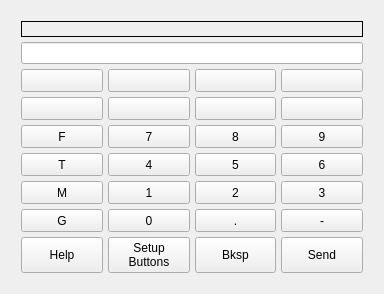
The window that qtpyvcp/widgets/utility_widgets/mdi_helper/mdi_helper.ui (kcjengr/qtpyvcp) describes before a commit, drawn with Qt 5.
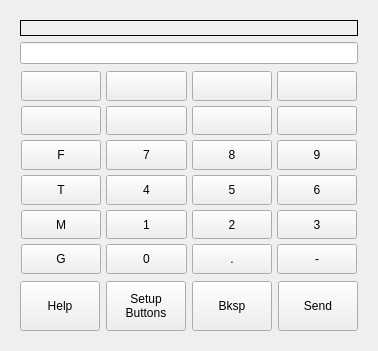
The same window after the commit. The open tabs and pages were chosen to show the change. Custom widgets are drawn as their Qt base class.

Commit message: use the stroll bars to sroll

What changed in the file:
```diff
--- a/qtpyvcp/widgets/utility_widgets/mdi_helper/mdi_helper.ui
+++ b/qtpyvcp/widgets/utility_widgets/mdi_helper/mdi_helper.ui
@@ -6,8 +6,8 @@
    <rect>
     <x>0</x>
     <y>0</y>
-    <width>380</width>
-    <height>294</height>
+    <width>376</width>
+    <height>351</height>
    </rect>
   </property>
   <property name="windowTitle">
@@ -17,10 +17,26 @@
    <item>
     <widget class="QStackedWidget" name="mdiStack">
      <property name="currentIndex">
-      <number>0</number>
+      <number>2</number>
      </property>
      <widget class="QWidget" name="mdiPage_1">
       <layout class="QVBoxLayout" name="verticalLayout_20">
+       <item>
+        <widget class="QLabel" name="gcodeDescription">
+         <property name="frameShape">
+          <enum>QFrame::Box</enum>
+         </property>
+         <property name="text">
+          <string/>
+         </property>
+         <property name="alignment">
+          <set>Qt::AlignCenter</set>
+         </property>
+        </widget>
+       </item>
+       <item>
+        <widget class="MDIEntry" name="mdiEntry"/>
+       </item>
        <item>
         <widget class="VCPWidget" name="mdiWidget">
          <property name="rules" stdset="0">
@@ -42,8 +58,8 @@
           <property name="spacing">
            <number>5</number>
           </property>
-          <item row="8" column="2">
-           <widget class="QPushButton" name="mdiSetLabelsBtn">
+          <item row="3" column="2">
+           <widget class="QPushButton" name="gcodeParameter_2">
             <property name="sizePolicy">
              <sizepolicy hsizetype="Minimum" vsizetype="Expanding">
               <horstretch>0</horstretch>
@@ -51,13 +67,15 @@
              </sizepolicy>
             </property>
             <property name="text">
-             <string>Setup
-Buttons</string>
+             <string/>
             </property>
+            <attribute name="buttonGroup">
+             <string notr="true">mdiKeypad</string>
+            </attribute>
            </widget>
           </item>
-          <item row="8" column="4">
-           <widget class="QPushButton" name="mdiSendBtn">
+          <item row="6" column="4">
+           <widget class="QPushButton" name="key_6">
             <property name="sizePolicy">
              <sizepolicy hsizetype="Minimum" vsizetype="Expanding">
               <horstretch>0</horstretch>
@@ -65,12 +83,15 @@
              </sizepolicy>
             </property>
             <property name="text">
-             <string>Send</string>
+             <string>6</string>
             </property>
+            <attribute name="buttonGroup">
+             <string notr="true">mdiKeypad</string>
+            </attribute>
            </widget>
           </item>
           <item row="4" column="3">
-           <widget class="QPushButton" name="key_8">
+           <widget class="QPushButton" name="gcodeParameter_7">
             <property name="sizePolicy">
              <sizepolicy hsizetype="Minimum" vsizetype="Expanding">
               <horstretch>0</horstretch>
@@ -78,31 +99,15 @@
              </sizepolicy>
             </property>
             <property name="text">
-             <string>8</string>
+             <string/>
             </property>
             <attribute name="buttonGroup">
              <string notr="true">mdiKeypad</string>
             </attribute>
            </widget>
           </item>
-          <item row="5" column="3">
-           <widget class="QPushButton" name="key_5">
-            <property name="sizePolicy">
-             <sizepolicy hsizetype="Minimum" vsizetype="Expanding">
-              <horstretch>0</horstretch>
-              <verstretch>0</verstretch>
-             </sizepolicy>
-            </property>
-            <property name="text">
-             <string>5</string>
-            </property>
-            <attribute name="buttonGroup">
-             <string notr="true">mdiKeypad</string>
-            </attribute>
-           </widget>
-          </item>
-          <item row="2" column="4">
-           <widget class="QPushButton" name="gcodeParameter_4">
+          <item row="4" column="2">
+           <widget class="QPushButton" name="gcodeParameter_6">
             <property name="sizePolicy">
              <sizepolicy hsizetype="Minimum" vsizetype="Expanding">
               <horstretch>0</horstretch>
@@ -118,70 +123,6 @@
            </widget>
           </item>
           <item row="7" column="4">
-           <widget class="QPushButton" name="key_minus">
-            <property name="sizePolicy">
-             <sizepolicy hsizetype="Minimum" vsizetype="Expanding">
-              <horstretch>0</horstretch>
-              <verstretch>0</verstretch>
-             </sizepolicy>
-            </property>
-            <property name="text">
-             <string>-</string>
-            </property>
-            <attribute name="buttonGroup">
-             <string notr="true">mdiKeypad</string>
-            </attribute>
-           </widget>
-          </item>
-          <item row="2" column="1">
-           <widget class="QPushButton" name="gcodeParameter_1">
-            <property name="sizePolicy">
-             <sizepolicy hsizetype="Minimum" vsizetype="Expanding">
-              <horstretch>0</horstretch>
-              <verstretch>0</verstretch>
-             </sizepolicy>
-            </property>
-            <property name="text">
-             <string/>
-            </property>
-            <attribute name="buttonGroup">
-             <string notr="true">mdiKeypad</string>
-            </attribute>
-           </widget>
-          </item>
-          <item row="2" column="3">
-           <widget class="QPushButton" name="gcodeParameter_3">
-            <property name="sizePolicy">
-             <sizepolicy hsizetype="Minimum" vsizetype="Expanding">
-              <horstretch>0</horstretch>
-              <verstretch>0</verstretch>
-             </sizepolicy>
-            </property>
-            <property name="text">
-             <string/>
-            </property>
-            <attribute name="buttonGroup">
-             <string notr="true">mdiKeypad</string>
-            </attribute>
-           </widget>
-          </item>
-          <item row="6" column="3">
-           <widget class="QPushButton" name="key_2">
-            <property name="sizePolicy">
-             <sizepolicy hsizetype="Minimum" vsizetype="Expanding">
-              <horstretch>0</horstretch>
-              <verstretch>0</verstretch>
-             </sizepolicy>
-            </property>
-            <property name="text">
-             <string>2</string>
-            </property>
-            <attribute name="buttonGroup">
-             <string notr="true">mdiKeypad</string>
-            </attribute>
-           </widget>
-          </item>
-          <item row="6" column="4">
            <widget class="QPushButton" name="key_3">
             <property name="sizePolicy">
              <sizepolicy hsizetype="Minimum" vsizetype="Expanding">
@@ -198,121 +139,6 @@
            </widget>
           </item>
           <item row="7" column="1">
-           <widget class="QPushButton" name="key_G">
-            <property name="sizePolicy">
-             <sizepolicy hsizetype="Minimum" vsizetype="Expanding">
-              <horstretch>0</horstretch>
-              <verstretch>0</verstretch>
-             </sizepolicy>
-            </property>
-            <property name="text">
-             <string>G</string>
-            </property>
-            <attribute name="buttonGroup">
-             <string notr="true">mdiKeypad</string>
-            </attribute>
-           </widget>
-          </item>
-          <item row="1" column="1" colspan="4">
-           <widget class="MDIEntry" name="mdiEntry"/>
-          </item>
-          <item row="4" column="1">
-           <widget class="QPushButton" name="key_F">
-            <property name="sizePolicy">
-             <sizepolicy hsizetype="Minimum" vsizetype="Expanding">
-              <horstretch>0</horstretch>
-              <verstretch>0</verstretch>
-             </sizepolicy>
-            </property>
-            <property name="text">
-             <string>F</string>
-            </property>
-            <attribute name="buttonGroup">
-             <string notr="true">mdiKeypad</string>
-            </attribute>
-           </widget>
-          </item>
-          <item row="2" column="2">
-           <widget class="QPushButton" name="gcodeParameter_2">
-            <property name="sizePolicy">
-             <sizepolicy hsizetype="Minimum" vsizetype="Expanding">
-              <horstretch>0</horstretch>
-              <verstretch>0</verstretch>
-             </sizepolicy>
-            </property>
-            <property name="text">
-             <string/>
-            </property>
-            <attribute name="buttonGroup">
-             <string notr="true">mdiKeypad</string>
-            </attribute>
-           </widget>
-          </item>
-          <item row="3" column="2">
-           <widget class="QPushButton" name="gcodeParameter_6">
-            <property name="sizePolicy">
-             <sizepolicy hsizetype="Minimum" vsizetype="Expanding">
-              <horstretch>0</horstretch>
-              <verstretch>0</verstretch>
-             </sizepolicy>
-            </property>
-            <property name="text">
-             <string/>
-            </property>
-            <attribute name="buttonGroup">
-             <string notr="true">mdiKeypad</string>
-            </attribute>
-           </widget>
-          </item>
-          <item row="4" column="4">
-           <widget class="QPushButton" name="key_9">
-            <property name="sizePolicy">
-             <sizepolicy hsizetype="Minimum" vsizetype="Expanding">
-              <horstretch>0</horstretch>
-              <verstretch>0</verstretch>
-             </sizepolicy>
-            </property>
-            <property name="text">
-             <string>9</string>
-            </property>
-            <attribute name="buttonGroup">
-             <string notr="true">mdiKeypad</string>
-            </attribute>
-           </widget>
-          </item>
-          <item row="5" column="1">
-           <widget class="QPushButton" name="key_T">
-            <property name="sizePolicy">
-             <sizepolicy hsizetype="Minimum" vsizetype="Expanding">
-              <horstretch>0</horstretch>
-              <verstretch>0</verstretch>
-             </sizepolicy>
-            </property>
-            <property name="text">
-             <string>T</string>
-            </property>
-            <attribute name="buttonGroup">
-             <string notr="true">mdiKeypad</string>
-            </attribute>
-           </widget>
-          </item>
-          <item row="5" column="4">
-           <widget class="QPushButton" name="key_6">
-            <property name="sizePolicy">
-             <sizepolicy hsizetype="Minimum" vsizetype="Expanding">
-              <horstretch>0</horstretch>
-              <verstretch>0</verstretch>
-             </sizepolicy>
-            </property>
-            <property name="text">
-             <string>6</string>
-            </property>
-            <attribute name="buttonGroup">
-             <string notr="true">mdiKeypad</string>
-            </attribute>
-           </widget>
-          </item>
-          <item row="6" column="1">
            <widget class="QPushButton" name="key_M">
             <property name="sizePolicy">
              <sizepolicy hsizetype="Minimum" vsizetype="Expanding">
@@ -328,7 +154,71 @@
             </attribute>
            </widget>
           </item>
-          <item row="6" column="2">
+          <item row="3" column="1">
+           <widget class="QPushButton" name="gcodeParameter_1">
+            <property name="sizePolicy">
+             <sizepolicy hsizetype="Minimum" vsizetype="Expanding">
+              <horstretch>0</horstretch>
+              <verstretch>0</verstretch>
+             </sizepolicy>
+            </property>
+            <property name="text">
+             <string/>
+            </property>
+            <attribute name="buttonGroup">
+             <string notr="true">mdiKeypad</string>
+            </attribute>
+           </widget>
+          </item>
+          <item row="7" column="3">
+           <widget class="QPushButton" name="key_2">
+            <property name="sizePolicy">
+             <sizepolicy hsizetype="Minimum" vsizetype="Expanding">
+              <horstretch>0</horstretch>
+              <verstretch>0</verstretch>
+             </sizepolicy>
+            </property>
+            <property name="text">
+             <string>2</string>
+            </property>
+            <attribute name="buttonGroup">
+             <string notr="true">mdiKeypad</string>
+            </attribute>
+           </widget>
+          </item>
+          <item row="5" column="3">
+           <widget class="QPushButton" name="key_8">
+            <property name="sizePolicy">
+             <sizepolicy hsizetype="Minimum" vsizetype="Expanding">
+              <horstretch>0</horstretch>
+              <verstretch>0</verstretch>
+             </sizepolicy>
+            </property>
+            <property name="text">
+             <string>8</string>
+            </property>
+            <attribute name="buttonGroup">
+             <string notr="true">mdiKeypad</string>
+            </attribute>
+           </widget>
+          </item>
+          <item row="6" column="1">
+           <widget class="QPushButton" name="key_T">
+            <property name="sizePolicy">
+             <sizepolicy hsizetype="Minimum" vsizetype="Expanding">
+              <horstretch>0</horstretch>
+              <verstretch>0</verstretch>
+             </sizepolicy>
+            </property>
+            <property name="text">
+             <string>T</string>
+            </property>
+            <attribute name="buttonGroup">
+             <string notr="true">mdiKeypad</string>
+            </attribute>
+           </widget>
+          </item>
+          <item row="7" column="2">
            <widget class="QPushButton" name="key_1">
             <property name="sizePolicy">
              <sizepolicy hsizetype="Minimum" vsizetype="Expanding">
@@ -344,7 +234,7 @@
             </attribute>
            </widget>
           </item>
-          <item row="4" column="2">
+          <item row="5" column="2">
            <widget class="QPushButton" name="key_7">
             <property name="sizePolicy">
              <sizepolicy hsizetype="Minimum" vsizetype="Expanding">
@@ -360,8 +250,56 @@
             </attribute>
            </widget>
           </item>
+          <item row="8" column="4">
+           <widget class="QPushButton" name="key_minus">
+            <property name="sizePolicy">
+             <sizepolicy hsizetype="Minimum" vsizetype="Expanding">
+              <horstretch>0</horstretch>
+              <verstretch>0</verstretch>
+             </sizepolicy>
+            </property>
+            <property name="text">
+             <string>-</string>
+            </property>
+            <attribute name="buttonGroup">
+             <string notr="true">mdiKeypad</string>
+            </attribute>
+           </widget>
+          </item>
+          <item row="3" column="3">
+           <widget class="QPushButton" name="gcodeParameter_3">
+            <property name="sizePolicy">
+             <sizepolicy hsizetype="Minimum" vsizetype="Expanding">
+              <horstretch>0</horstretch>
+              <verstretch>0</verstretch>
+             </sizepolicy>
+            </property>
+            <property name="text">
+             <string/>
+            </property>
+            <attribute name="buttonGroup">
+             <string notr="true">mdiKeypad</string>
+            </attribute>
+           </widget>
+          </item>
+          <item row="8" column="2">
+           <widget class="QPushButton" name="key_0">
+            <property name="sizePolicy">
+             <sizepolicy hsizetype="Minimum" vsizetype="Expanding">
+              <horstretch>0</horstretch>
+              <verstretch>0</verstretch>
+             </sizepolicy>
+            </property>
+            <property name="text">
+             <string>0</string>
+            </property>
+            <attribute name="buttonGroup">
+             <string notr="true">mdiKeypad</string>
+            </attribute>
+           </widget>
+          </item>
           <item row="3" column="4">
-           <widget class="QPushButton" name="gcodeParameter_8">
+           <widget class="QPushButton" name="gcodeParameter_4">
             <property name="sizePolicy">
              <sizepolicy hsizetype="Minimum" vsizetype="Expanding">
               <horstretch>0</horstretch>
@@ -376,8 +314,8 @@
             </attribute>
            </widget>
           </item>
-          <item row="3" column="1">
-           <widget class="QPushButton" name="gcodeParameter_5">
+          <item row="6" column="3">
+           <widget class="QPushButton" name="key_5">
             <property name="sizePolicy">
              <sizepolicy hsizetype="Minimum" vsizetype="Expanding">
               <horstretch>0</horstretch>
@@ -385,14 +323,14 @@
              </sizepolicy>
             </property>
             <property name="text">
-             <string/>
+             <string>5</string>
             </property>
             <attribute name="buttonGroup">
              <string notr="true">mdiKeypad</string>
             </attribute>
            </widget>
           </item>
-          <item row="5" column="2">
+          <item row="6" column="2">
            <widget class="QPushButton" name="key_4">
             <property name="sizePolicy">
              <sizepolicy hsizetype="Minimum" vsizetype="Expanding">
@@ -408,8 +346,8 @@
             </attribute>
            </widget>
           </item>
-          <item row="7" column="2">
-           <widget class="QPushButton" name="key_0">
+          <item row="4" column="4">
+           <widget class="QPushButton" name="gcodeParameter_8">
             <property name="sizePolicy">
              <sizepolicy hsizetype="Minimum" vsizetype="Expanding">
               <horstretch>0</horstretch>
@@ -417,14 +355,30 @@
              </sizepolicy>
             </property>
             <property name="text">
-             <string>0</string>
+             <string/>
             </property>
             <attribute name="buttonGroup">
              <string notr="true">mdiKeypad</string>
             </attribute>
            </widget>
           </item>
-          <item row="7" column="3">
+          <item row="5" column="4">
+           <widget class="QPushButton" name="key_9">
+            <property name="sizePolicy">
+             <sizepolicy hsizetype="Minimum" vsizetype="Expanding">
+              <horstretch>0</horstretch>
+              <verstretch>0</verstretch>
+             </sizepolicy>
+            </property>
+            <property name="text">
+             <string>9</string>
+            </property>
+            <attribute name="buttonGroup">
+             <string notr="true">mdiKeypad</string>
+            </attribute>
+           </widget>
+          </item>
+          <item row="8" column="3">
            <widget class="QPushButton" name="key_dot">
             <property name="sizePolicy">
              <sizepolicy hsizetype="Minimum" vsizetype="Expanding">
@@ -440,53 +394,8 @@
             </attribute>
            </widget>
           </item>
-          <item row="3" column="3">
-           <widget class="QPushButton" name="gcodeParameter_7">
-            <property name="sizePolicy">
-             <sizepolicy hsizetype="Minimum" vsizetype="Expanding">
-              <horstretch>0</horstretch>
-              <verstretch>0</verstretch>
-             </sizepolicy>
-            </property>
-            <property name="text">
-             <string/>
-            </property>
-            <attribute name="buttonGroup">
-             <string notr="true">mdiKeypad</string>
-            </attribute>
-           </widget>
-          </item>
-          <item row="0" column="1" colspan="4">
-           <widget class="QLabel" name="gcodeDescription">
-            <property name="frameShape">
-             <enum>QFrame::Box</enum>
-            </property>
-            <property name="text">
-             <string/>
-            </property>
-            <property name="alignment">
-             <set>Qt::AlignCenter</set>
-            </property>
-           </widget>
-          </item>
-          <item row="8" column="3">
-           <widget class="QPushButton" name="mdiBackspace">
-            <property name="sizePolicy">
-             <sizepolicy hsizetype="Minimum" vsizetype="Expanding">
-              <horstretch>0</horstretch>
-              <verstretch>0</verstretch>
-             </sizepolicy>
-            </property>
-            <property name="text">
-             <string>Bksp</string>
-            </property>
-            <property name="page" stdset="0">
-             <number>2</number>
-            </property>
-           </widget>
-          </item>
           <item row="8" column="1">
-           <widget class="QPushButton" name="mdiHelpBtn">
+           <widget class="QPushButton" name="key_G">
             <property name="sizePolicy">
              <sizepolicy hsizetype="Minimum" vsizetype="Expanding">
               <horstretch>0</horstretch>
@@ -494,49 +403,143 @@
              </sizepolicy>
             </property>
             <property name="text">
-             <string>Help</string>
+             <string>G</string>
             </property>
-            <property name="page" stdset="0">
-             <number>1</number>
+            <attribute name="buttonGroup">
+             <string notr="true">mdiKeypad</string>
+            </attribute>
+           </widget>
+          </item>
+          <item row="5" column="1">
+           <widget class="QPushButton" name="key_F">
+            <property name="sizePolicy">
+             <sizepolicy hsizetype="Minimum" vsizetype="Expanding">
+              <horstretch>0</horstretch>
+              <verstretch>0</verstretch>
+             </sizepolicy>
             </property>
+            <property name="text">
+             <string>F</string>
+            </property>
+            <attribute name="buttonGroup">
+             <string notr="true">mdiKeypad</string>
+            </attribute>
+           </widget>
+          </item>
+          <item row="4" column="1">
+           <widget class="QPushButton" name="gcodeParameter_5">
+            <property name="sizePolicy">
+             <sizepolicy hsizetype="Minimum" vsizetype="Expanding">
+              <horstretch>0</horstretch>
+              <verstretch>0</verstretch>
+             </sizepolicy>
+            </property>
+            <property name="text">
+             <string/>
+            </property>
+            <attribute name="buttonGroup">
+             <string notr="true">mdiKeypad</string>
+            </attribute>
            </widget>
           </item>
          </layout>
         </widget>
        </item>
+       <item>
+        <layout class="QHBoxLayout" name="horizontalLayout">
+         <item>
+          <widget class="QPushButton" name="mdiHelpBtn">
+           <property name="sizePolicy">
+            <sizepolicy hsizetype="Minimum" vsizetype="Fixed">
+             <horstretch>0</horstretch>
+             <verstretch>0</verstretch>
+            </sizepolicy>
+           </property>
+           <property name="minimumSize">
+            <size>
+             <width>0</width>
+             <height>50</height>
+            </size>
+           </property>
+           <property name="text">
+            <string>Help</string>
+           </property>
+           <property name="page" stdset="0">
+            <number>1</number>
+           </property>
+           <attribute name="buttonGroup">
+            <string notr="true">mdiNavBtns</string>
+           </attribute>
+          </widget>
+         </item>
+         <item>
+          <widget class="QPushButton" name="mdiSetLabelsBtn">
+           <property name="sizePolicy">
+            <sizepolicy hsizetype="Minimum" vsizetype="Fixed">
+             <horstretch>0</horstretch>
+             <verstretch>0</verstretch>
+            </sizepolicy>
+           </property>
+           <property name="minimumSize">
+            <size>
+             <width>0</width>
+             <height>50</height>
+            </size>
+           </property>
+           <property name="text">
+            <string>Setup
+Buttons</string>
+           </property>
+          </widget>
+         </item>
+         <item>
+          <widget class="QPushButton" name="mdiBackspace">
+           <property name="sizePolicy">
+            <sizepolicy hsizetype="Minimum" vsizetype="Fixed">
+             <horstretch>0</horstretch>
+             <verstretch>0</verstretch>
+            </sizepolicy>
+           </property>
+           <property name="minimumSize">
+            <size>
+             <width>0</width>
+             <height>50</height>
+            </size>
+           </property>
+           <property name="text">
+            <string>Bksp</string>
+           </property>
+           <property name="page" stdset="0">
+            <number>2</number>
+           </property>
+          </widget>
+         </item>
+         <item>
+          <widget class="QPushButton" name="mdiSendBtn">
+           <property name="sizePolicy">
+            <sizepolicy hsizetype="Minimum" vsizetype="Fixed">
+             <horstretch>0</horstretch>
+             <verstretch>0</verstretch>
+            </sizepolicy>
+           </property>
+           <property name="minimumSize">
+            <size>
+             <width>0</width>
+             <height>50</height>
+            </size>
+           </property>
+           <property name="text">
+            <string>Send</string>
+           </property>
+          </widget>
+         </item>
+        </layout>
+       </item>
       </layout>
      </widget>
      <widget class="QWidget" name="mdiPage_2">
-      <layout class="QGridLayout" name="gridLayout_39">
-       <item row="1" column="1">
-        <widget class="QPushButton" name="pushButton_23">
-         <property name="text">
-          <string>G Code
-List</string>
-         </property>
-         <property name="page" stdset="0">
-          <number>2</number>
-         </property>
-         <attribute name="buttonGroup">
-          <string notr="true">mdiNavBtns</string>
-         </attribute>
-        </widget>
-       </item>
-       <item row="1" column="0">
-        <widget class="QPushButton" name="pushButton_1">
-         <property name="text">
-          <string>Return
-to MDI</string>
-         </property>
-         <property name="page" stdset="0">
-          <number>0</number>
-         </property>
-         <attribute name="buttonGroup">
-          <string notr="true">mdiNavBtns</string>
-         </attribute>
-        </widget>
-       </item>
-       <item row="0" column="0" colspan="3">
+      <layout class="QVBoxLayout" name="verticalLayout_5">
+       <item>
         <widget class="QLabel" name="gcodeHelpLabel">
          <property name="sizePolicy">
           <sizepolicy hsizetype="Preferred" vsizetype="Expanding">
@@ -555,86 +558,168 @@
          </property>
         </widget>
        </item>
-       <item row="1" column="2">
-        <spacer name="horizontalSpacer_2">
-         <property name="orientation">
-          <enum>Qt::Horizontal</enum>
-         </property>
-         <property name="sizeHint" stdset="0">
-          <size>
-           <width>40</width>
-           <height>20</height>
-          </size>
-         </property>
-        </spacer>
+       <item>
+        <layout class="QHBoxLayout" name="horizontalLayout_5">
+         <item>
+          <widget class="QPushButton" name="pushButton_1">
+           <property name="sizePolicy">
+            <sizepolicy hsizetype="Expanding" vsizetype="Fixed">
+             <horstretch>0</horstretch>
+             <verstretch>0</verstretch>
+            </sizepolicy>
+           </property>
+           <property name="minimumSize">
+            <size>
+             <width>0</width>
+             <height>50</height>
+            </size>
+           </property>
+           <property name="text">
+            <string>Return
+to MDI</string>
+           </property>
+           <property name="page" stdset="0">
+            <number>0</number>
+           </property>
+           <attribute name="buttonGroup">
+            <string notr="true">mdiNavBtns</string>
+           </attribute>
+          </widget>
+         </item>
+         <item>
+          <widget class="QPushButton" name="pushButton_23">
+           <property name="sizePolicy">
+            <sizepolicy hsizetype="Expanding" vsizetype="Fixed">
+             <horstretch>0</horstretch>
+             <verstretch>0</verstretch>
+            </sizepolicy>
+           </property>
+           <property name="minimumSize">
+            <size>
+             <width>0</width>
+             <height>50</height>
+            </size>
+           </property>
+           <property name="text">
+            <string>G Code
+List</string>
+           </property>
+           <property name="page" stdset="0">
+            <number>2</number>
+           </property>
+           <attribute name="buttonGroup">
+            <string notr="true">mdiNavBtns</string>
+           </attribute>
+          </widget>
+         </item>
+         <item>
+          <spacer name="horizontalSpacer_2">
+           <property name="orientation">
+            <enum>Qt::Horizontal</enum>
+           </property>
+          </spacer>
+         </item>
+         <item>
+          <spacer name="horizontalSpacer">
+           <property name="orientation">
+            <enum>Qt::Horizontal</enum>
+           </property>
+          </spacer>
+         </item>
+        </layout>
        </item>
       </layout>
      </widget>
      <widget class="QWidget" name="page_16">
-      <layout class="QGridLayout" name="gridLayout_40">
-       <item row="1" column="4">
-        <widget class="QPushButton" name="gcodeListPageDownBtn">
-         <property name="text">
-          <string>Page
-Down</string>
+      <layout class="QVBoxLayout" name="verticalLayout_6">
+       <item>
+        <widget class="QListView" name="gcodeHelpListView">
+         <property name="wordWrap">
+          <bool>true</bool>
          </property>
         </widget>
        </item>
-       <item row="1" column="0">
-        <widget class="QPushButton" name="pushButton_113">
-         <property name="text">
-          <string>Return
-to MDI</string>
-         </property>
-         <property name="page" stdset="0">
-          <number>0</number>
-         </property>
-        </widget>
-       </item>
-       <item row="0" column="0" colspan="5">
-        <widget class="QListWidget" name="gcodeHelpListWidget">
-         <property name="sizePolicy">
-          <sizepolicy hsizetype="Expanding" vsizetype="Expanding">
-           <horstretch>0</horstretch>
-           <verstretch>0</verstretch>
-          </sizepolicy>
-         </property>
-         <property name="verticalScrollBarPolicy">
-          <enum>Qt::ScrollBarAlwaysOff</enum>
-         </property>
-        </widget>
-       </item>
-       <item row="1" column="3">
-        <widget class="QPushButton" name="gcodeListPageUpBtn">
-         <property name="text">
-          <string>Page
-Up</string>
-         </property>
-        </widget>
-       </item>
-       <item row="1" column="1">
-        <widget class="QPushButton" name="pushButton_54">
-         <property name="text">
-          <string>Return
+       <item>
+        <layout class="QHBoxLayout" name="horizontalLayout_6">
+         <item>
+          <widget class="QPushButton" name="gcodeListToHelp">
+           <property name="sizePolicy">
+            <sizepolicy hsizetype="Expanding" vsizetype="Fixed">
+             <horstretch>0</horstretch>
+             <verstretch>0</verstretch>
+            </sizepolicy>
+           </property>
+           <property name="minimumSize">
+            <size>
+             <width>0</width>
+             <height>50</height>
+            </size>
+           </property>
+           <property name="text">
+            <string>Return
 Help</string>
-         </property>
-         <property name="page" stdset="0">
-          <number>1</number>
-         </property>
-        </widget>
-       </item>
-       <item row="1" column="2">
-        <spacer name="horizontalSpacer_4">
-         <property name="orientation">
-          <enum>Qt::Horizontal</enum>
-         </property>
-         <property name="sizeHint" stdset="0">
-          <size>
-           <width>40</width>
-           <height>20</height>
-          </size>
-         </property>
-        </spacer>
+           </property>
+           <property name="page" stdset="0">
+            <number>1</number>
+           </property>
+           <attribute name="buttonGroup">
+            <string notr="true">mdiNavBtns</string>
+           </attribute>
+          </widget>
+         </item>
+         <item>
+          <widget class="QPushButton" name="gcodeListToMDI">
+           <property name="sizePolicy">
+            <sizepolicy hsizetype="Expanding" vsizetype="Fixed">
+             <horstretch>0</horstretch>
+             <verstretch>0</verstretch>
+            </sizepolicy>
+           </property>
+           <property name="minimumSize">
+            <size>
+             <width>0</width>
+             <height>50</height>
+            </size>
+           </property>
+           <property name="text">
+            <string>Return
+to MDI</string>
+           </property>
+           <property name="page" stdset="0">
+            <number>0</number>
+           </property>
+           <attribute name="buttonGroup">
+            <string notr="true">mdiNavBtns</string>
+           </attribute>
+          </widget>
+         </item>
+         <item>
+          <spacer name="horizontalSpacer_4">
+           <property name="orientation">
+            <enum>Qt::Horizontal</enum>
+           </property>
+           <property name="sizeHint" stdset="0">
+            <size>
+             <width>40</width>
+             <height>20</height>
+            </size>
+           </property>
+          </spacer>
+         </item>
+         <item>
+          <spacer name="horizontalSpacer_3">
+           <property name="orientation">
+            <enum>Qt::Horizontal</enum>
+           </property>
+           <property name="sizeHint" stdset="0">
+            <size>
+             <width>40</width>
+             <height>20</height>
+            </size>
+           </property>
+          </spacer>
+         </item>
+        </layout>
        </item>
       </layout>
      </widget>
```
Left out of the diff: 10 changed lines with no effect on the pictures. The commit also changes 1 other file.
